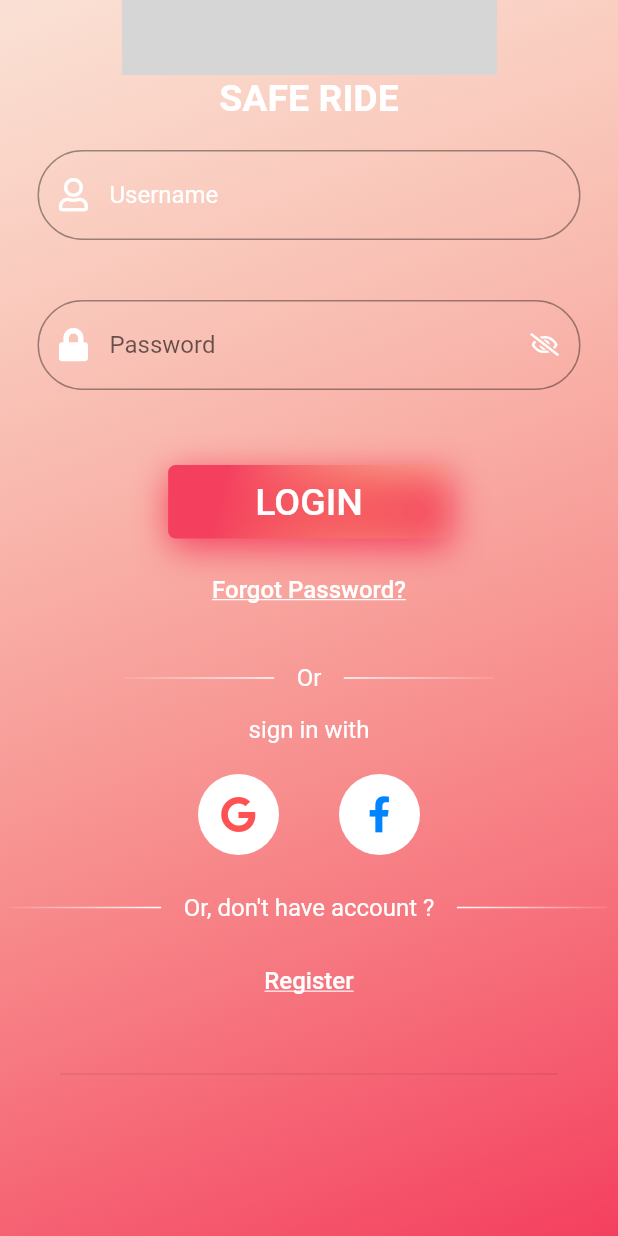
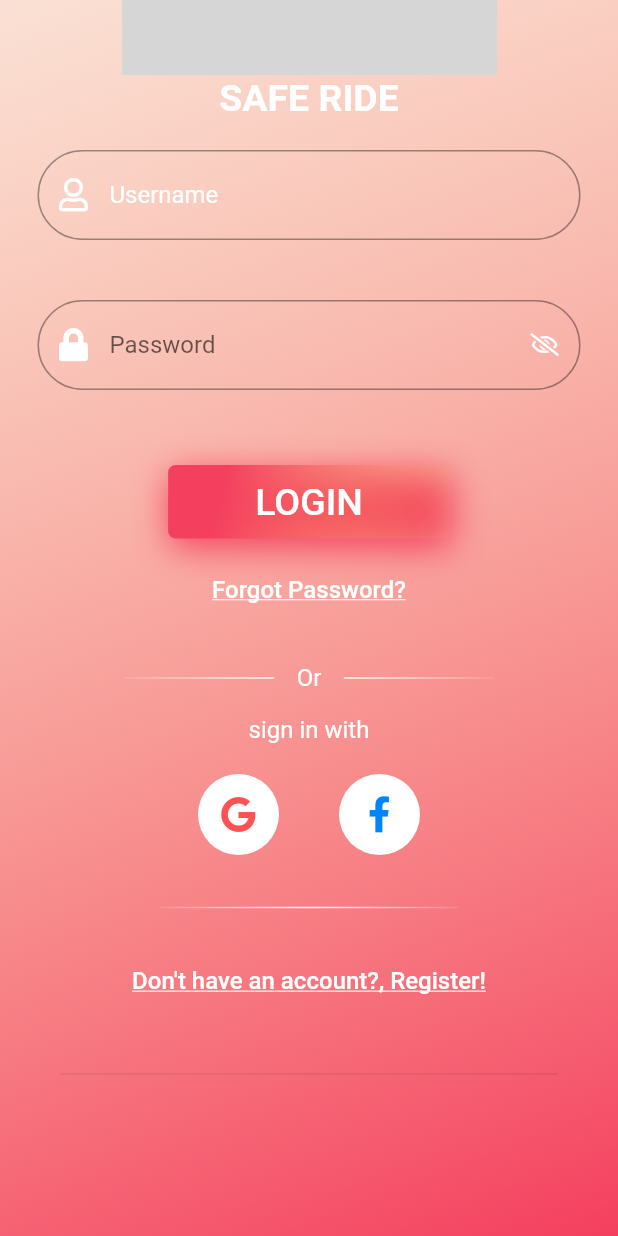
Before and after one commit to XcOdeTanzania/safe-ride, a Flutter app: the screen it shows after launch, scrolled down 249 dp, on a phone screen of 412 x 824 dp. Run offline on Flutter 3.47's test engine with Material 2 defaults, Android fonts, the phone set to English and light mode, and no system bars; our stand-ins replace badges, charts_flutter, firebase_auth, font_awesome_flutter, google_maps_flutter, google_sign_in and 4 more; missing offline and left inert: flutter_facebook_login, speedometer; accounts and stored records are empty; Roboto replaces fonts that are missing (WorkSansBold, WorkSansMedium, WorkSansSemiBold); grey boxes are pictures that could not be loaded.

Commit message:
login system clean up

```diff
--- a/lib/App.dart
+++ b/lib/App.dart
@@ -27,8 +27,11 @@ class _AppState extends State<App> {
 
   @override
   void initState() {
-    _model.isLoggedIn().then((onValue) {
-      _isAuthenticated = onValue;
+    _model.autoAuthenticate();
+    _model.userSubject.listen((bool isAuthenticated) {
+      setState(() {
+        _isAuthenticated = isAuthenticated;
+      });
     });
     super.initState();
   }
--- a/lib/views/pages/login_page.dart
+++ b/lib/views/pages/login_page.dart
@@ -5,6 +5,7 @@ import 'package:safe_ride/data/main.dart';
 
 import 'package:safe_ride/styles/style.dart' as ThemeColor;
 import 'package:safe_ride/views/pages/signup_page.dart';
+import 'package:safe_ride/views/widgets/alerts/custom_circular_progress_bar.dart';
 import 'package:scoped_model/scoped_model.dart';
 
 class LoginPage extends StatefulWidget {
@@ -37,7 +38,9 @@ class _LoginPageState extends State<LoginPage> {
       builder: (BuildContext context, Widget child, MainModel model) {
         return Scaffold(
             key: _scaffoldKey,
-          body: SingleChildScrollView(
+            body: Stack(
+              children: <Widget>[
+                SingleChildScrollView(
                     child: Container(
                   decoration: BoxDecoration(
                     gradient: LinearGradient(
@@ -62,7 +65,8 @@ class _LoginPageState extends State<LoginPage> {
                                 style: TextStyle(
                                     fontFamily: 'trajanProRegular',
                                     fontSize: 20.0,
-                              color: ThemeColor.Colors.saferideSecondaryColor,
+                                    color: ThemeColor
+                                        .Colors.saferideSecondaryColor,
                                     fontWeight: FontWeight.bold))
                           ],
                         ),
@@ -104,7 +108,8 @@ class _LoginPageState extends State<LoginPage> {
                                 fillColor: Colors.white,
                                 border: OutlineInputBorder(
                                     borderRadius: BorderRadius.circular(30),
-                              borderSide: BorderSide(color: Colors.white)),
+                                    borderSide:
+                                        BorderSide(color: Colors.white)),
                                 hintText: "Username",
                                 labelText: "Username",
                                 labelStyle: TextStyle(color: Colors.white),
@@ -208,7 +213,8 @@ class _LoginPageState extends State<LoginPage> {
                               ),
                             ),
                             onPressed: () {
-                        Navigator.of(context).pushReplacementNamed(homeScreen);
+                              Navigator.of(context)
+                                  .pushReplacementNamed(homeScreen);
                             }),
                       ),
                       Padding(
@@ -277,8 +283,8 @@ class _LoginPageState extends State<LoginPage> {
                       ),
                       Center(
                         child: Padding(
-                    padding:
-                        EdgeInsets.only(left: 15.0, right: 15.0, bottom: 10),
+                          padding: EdgeInsets.only(
+                              left: 15.0, right: 15.0, bottom: 10),
                           child: Text(
                             "sign in with",
                             style: TextStyle(
@@ -295,8 +301,7 @@ class _LoginPageState extends State<LoginPage> {
                             padding: EdgeInsets.only(top: 10.0, right: 40.0),
                             child: InkWell(
                               onTap: () {
-                          model.signInWithGoogle().then((value) {
-                          });
+                                model.signInWithGoogle().then((value) {});
                               },
                               child: Container(
                                 padding: const EdgeInsets.all(15.0),
@@ -315,13 +320,15 @@ class _LoginPageState extends State<LoginPage> {
                             padding: EdgeInsets.only(top: 10.0),
                             child: InkWell(
                               onTap: () {
-                          //model.signOut();
-                          model.signInWithFaceBook().then((Map<String,dynamic> response){
-                            if(response['success']) showInSnackBar("Signin Successfuly");
+                                model
+                                    .signInWithFaceBook()
+                                    .then((Map<String, dynamic> response) {
+                                  if (response['success'])
+                                    showInSnackBar("Signin Successfuly");
                                   else
-                              showInSnackBar('Signin Failled, ${response['message']}');
+                                    showInSnackBar(
+                                        'Signin Failled, ${response['message']}');
                                 });
-
                               },
                               child: Container(
                                 padding: const EdgeInsets.all(15.0),
@@ -361,16 +368,6 @@ class _LoginPageState extends State<LoginPage> {
                             SizedBox(
                               height: 50,
                             ),
-                      Padding(
-                        padding: EdgeInsets.only(left: 15.0, right: 15.0),
-                        child: Text(
-                          "Or, don't have account ?",
-                          style: TextStyle(
-                              color: Colors.white,
-                              fontSize: 16.0,
-                              fontFamily: "WorkSansMedium"),
-                        ),
-                      ),
                             Container(
                               decoration: BoxDecoration(
                                 gradient: new LinearGradient(
@@ -391,12 +388,16 @@ class _LoginPageState extends State<LoginPage> {
                       ),
                       Center(
                         child: Padding(
-                    padding:
-                    EdgeInsets.only(left: 15.0, right: 15.0, bottom: 10),
-                    child: FlatButton(onPressed: (){
-                      Navigator.of(context).pushReplacement(MaterialPageRoute(builder: (context)=>SignupPage()));
-                    }, child: Text(
-                      "Register",
+                          padding: EdgeInsets.only(
+                              left: 15.0, right: 15.0, bottom: 10),
+                          child: FlatButton(
+                              onPressed: () {
+                                Navigator.of(context).pushReplacement(
+                                    MaterialPageRoute(
+                                        builder: (context) => SignupPage()));
+                              },
+                              child: Text(
+                                "Don't have an account?, Register!",
                                 style: TextStyle(
                                     decoration: TextDecoration.underline,
                                     color: Colors.white,
@@ -415,7 +416,16 @@ class _LoginPageState extends State<LoginPage> {
                     ],
                   ),
                 )),
-        );
+                model.loginLoader
+                    ? Align(
+                        alignment: Alignment.center,
+                        child: CustomCircularProgressBar(
+                          divider: 3,
+                        ),
+                      )
+                    : Container()
+              ],
+            ));
       },
     );
   }
```
Also changed, not shown: lib/data/connected_safe_ride.dart (+14 -8 lines), lib/views/pages/signup_page.dart (+1 -11 lines), lib/views/widgets/alerts/custom_circular_progress_bar.dart (added, +23 -0 lines), 1 other file. Lines whose indentation alone changed are shown as unchanged.
